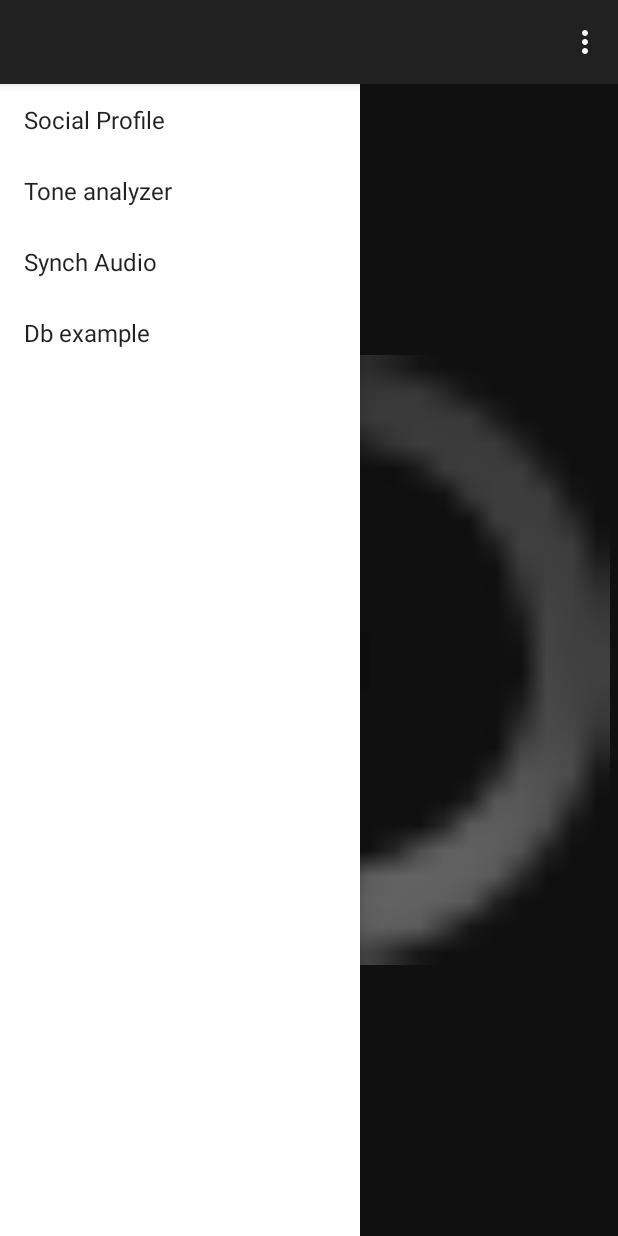
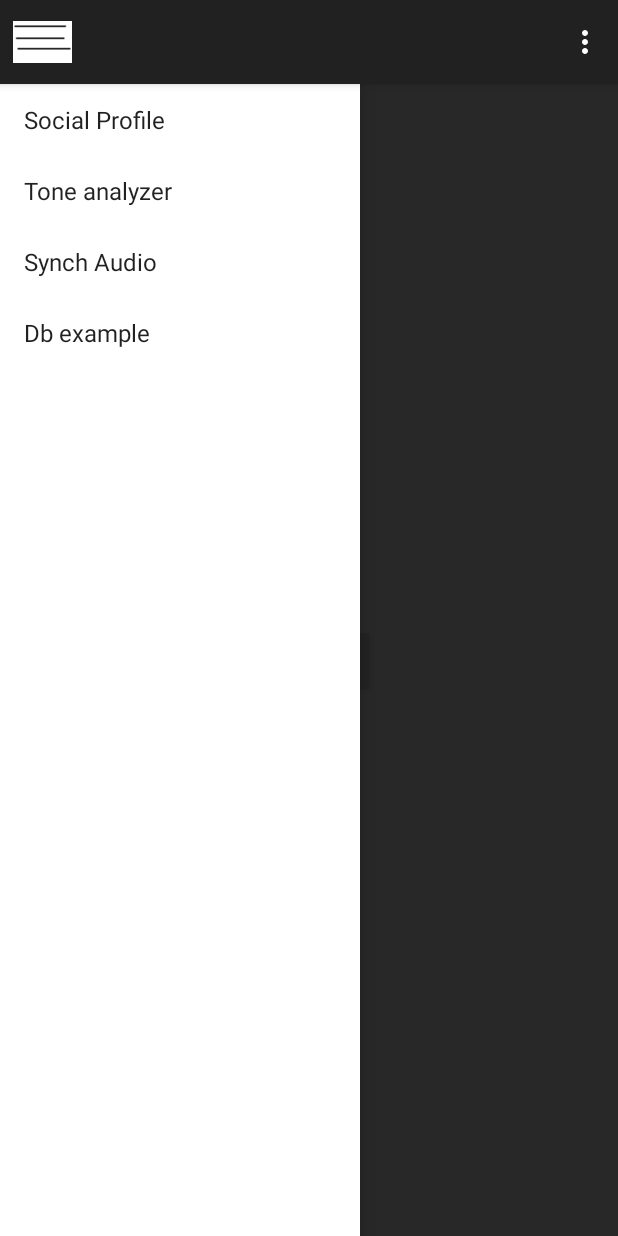
Before and after one commit to nikhilchakravartula/EMOTION-BASED-MUSIC-PLAYER, an Android app: the SocialProfile screen opened directly, with no data from a screen before it, with the side drawer open, on a phone screen of 412 x 824 dp. Run offline under Robolectric (Android 15) with nearby library versions, the light colour scheme and no system bars; libraries missing offline, so code that uses them is left out: com.facebook, com.facebook.login; 5 statements that could not run were skipped.

Commit message:
display of songs, progressbar

```diff
--- a/app/src/main/AndroidManifest.xml
+++ b/app/src/main/AndroidManifest.xml
@@ -9,6 +9,8 @@
         android:targetSdkVersion="21" />
     <uses-permission android:name="android.permission.INTERNET"/>
     <uses-permission android:name="android.permission.ACCESS_NETWORK_STATE" />
+    <uses-permission android:name="android.permission.READ_EXTERNAL_STORAGE" />
+    <uses-permission android:name="android.permission.WRITE_EXTERNAL_STORAGE" />
 
     <application
         android:allowBackup="true"
--- a/app/src/main/java/com/example/emotionplayer/MusicPlayer.java
+++ b/app/src/main/java/com/example/emotionplayer/MusicPlayer.java
@@ -65,11 +65,11 @@ public class MusicPlayer extends AppCompatActivity implements OnItemClickListene
         fullyQualifiedClassNames=getResources().getStringArray(R.array.fully_qualified_class_names);
         drawerLayout=(DrawerLayout)findViewById(R.id.drawer_layout);
         progressBar=(ProgressBar)findViewById(R.id.progress_bar);
-        progressBar.setVisibility(View.VISIBLE);
+        //progressBar.setVisibility(View.VISIBLE);
         listView=(ListView)findViewById(R.id.core_options);
         listView.setAdapter(new ArrayAdapter<String>(this,android.R.layout.simple_list_item_1,classes));
         listView.setOnItemClickListener(this);
-        listView.setVisibility(View.GONE);
+        //listView.setVisibility(View.GONE);
         // utilityObject=Utility.getUtilityObject();
         // Toast.makeText(this,""+utilityObject,Toast.LENGTH_LONG);
         drawerListener=new ActionBarDrawerToggle(this,drawerLayout,R.string.drawer_open,R.string.drawer_close);
@@ -94,21 +94,27 @@ public class MusicPlayer extends AppCompatActivity implements OnItemClickListene
             //Toast.makeText(this,"pOSTS DONE",Toast.LENGTH_LONG);
             //System.out.print(emotion.get(0).emotion+"\t"+emotion.get(0).score+"\n");
         }
+        else
+        {
+           // progressBar.setVisibility(View.GONE);
+          //  listView.setVisibility(View.VISIBLE);
+            setActionBar();
+        }
 
     }
     @Override
     protected void onStart() {
         super.onStart();
         actionBar=getSupportActionBar();
+        actionBar.setHomeButtonEnabled(true);
+        actionBar.setDisplayHomeAsUpEnabled(true);
+        actionBar.setHomeAsUpIndicator(R.drawable.three_lines);
+
 
     }
 
     public static void setActionBar()
     {
-
-        actionBar.setHomeButtonEnabled(true);
-        actionBar.setDisplayHomeAsUpEnabled(true);
-        actionBar.setHomeAsUpIndicator(R.drawable.three_lines);
 
     }
 
@@ -151,7 +157,7 @@ public class MusicPlayer extends AppCompatActivity implements OnItemClickListene
     public void onItemClick(AdapterView<?> parent, View view, int position, long id) {
 
         Toast.makeText(this,"psotion is "+position + "and name is"+classes[position],Toast.LENGTH_LONG).show();
-
+        System.out.print("item click");
         if(login==false)
         {
             AlertDialog.Builder builder = new AlertDialog.Builder(this);
@@ -183,7 +189,7 @@ public class MusicPlayer extends AppCompatActivity implements OnItemClickListene
                         .commit();*/
                 //Toast.makeText(this,"psotion is "+socialProfile.getFragment(),Toast.LENGTH_LONG).show();
                loginFb(position);
-                synchFb();
+         //       synchFb();
                 break;
 
             case 1:
--- a/app/src/main/res/layout/drawer_layout.xml
+++ b/app/src/main/res/layout/drawer_layout.xml
@@ -7,8 +7,17 @@
     <FrameLayout
         android:id="@+id/content_frame"
         android:layout_width="match_parent"
-        android:layout_height="match_parent" />
-    <!-- The navigation drawer -->
+        android:layout_height="match_parent"
+>
+    <ProgressBar
+        android:id="@+id/progress_bar"
+        android:minHeight="20dip"
+        android:maxHeight="20dip"
+        android:layout_width="fill_parent"
+        android:layout_height="wrap_content"
+        style="@android:style/Widget.Holo.Light.ProgressBar.Small"/>
+
+    </FrameLayout>
     <ListView android:id="@+id/core_options"
         android:layout_width="240dp"
         android:entries="@array/class_names"
@@ -20,14 +29,4 @@
         android:background="#FFFFFF"
         />
 
-
-    <ProgressBar
-        android:layout_width="fill_parent"
-        android:layout_height="fill_parent"
-        style="@android:style/Widget.ProgressBar.Small"
-        android:layout_marginRight="5dp"
-        android:id="@+id/progress_bar"
-        android:progressDrawable="@drawable/circular_progress_bar"
-        />
-
 </android.support.v4.widget.DrawerLayout>
```
Also changed, not shown: app/src/main/java/com/example/emotionplayer/Utility.java (+12 -11 lines).
